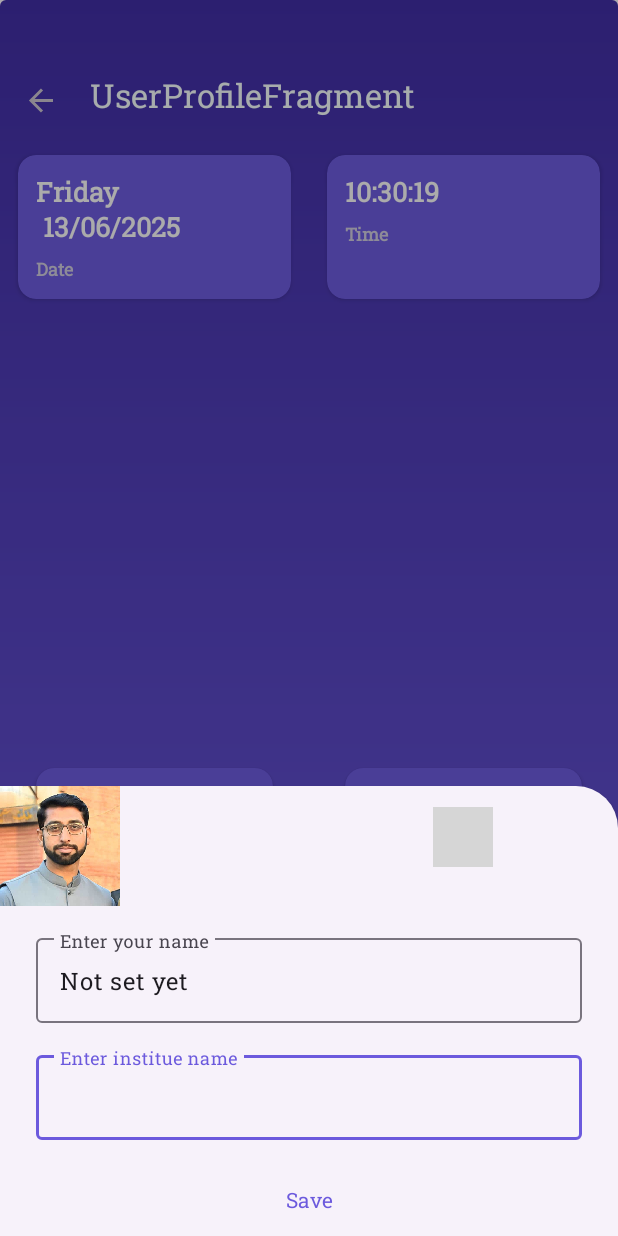
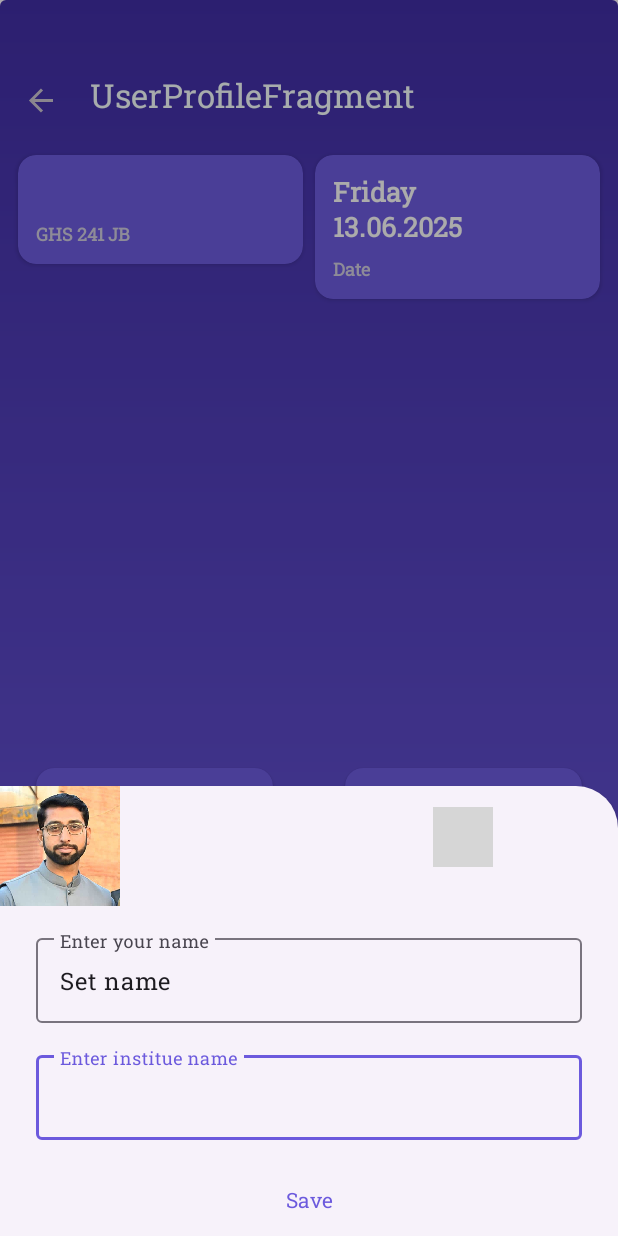
Before and after one commit to Aliimran2/Roll-Call, an Android app: the UserProfileFragment screen opened through its navigation route, on a phone screen of 412 x 824 dp. Run offline under Robolectric (Android 15) with nearby library versions, the light colour scheme and no system bars; our stand-ins replace Dagger/Hilt's generated code, navigation-ui; grey boxes are pictures that could not be loaded.

Commit message:
topCard setup

```diff
--- a/app/src/main/java/com/miassolutions/rollcall/ui/fragments/DashboardFragment.kt
+++ b/app/src/main/java/com/miassolutions/rollcall/ui/fragments/DashboardFragment.kt
@@ -3,6 +3,7 @@ package com.miassolutions.rollcall.ui.fragments
 import android.os.Bundle
 import android.view.View
 import androidx.fragment.app.Fragment
+import androidx.fragment.app.viewModels
 import androidx.navigation.fragment.findNavController
 import com.miassolutions.rollcall.R
 import com.miassolutions.rollcall.databinding.FragmentDashboardBinding
@@ -11,21 +12,23 @@ import com.miassolutions.rollcall.ui.adapters.DashboardAdapter
 import com.miassolutions.rollcall.ui.model.CommonListItem
 import com.miassolutions.rollcall.ui.model.Dashboard
 import com.miassolutions.rollcall.ui.model.TopCard
+import com.miassolutions.rollcall.ui.viewmodels.SettingsViewModel
 import com.miassolutions.rollcall.utils.getCurrentDateAndTime
-import com.miassolutions.rollcall.utils.showLongToast
-import com.miassolutions.rollcall.utils.showToast
 import com.miassolutions.rollcall.utils.toFormattedDate
+import dagger.hilt.android.AndroidEntryPoint
 
-
+@AndroidEntryPoint
 class DashboardFragment : Fragment(R.layout.fragment_dashboard) {
 
     private var _binding: FragmentDashboardBinding? = null
     private val binding get() = _binding!!
 
-    private lateinit var topCardAdapter: DashboardAdapter
+
+    private val settingsViewModel by viewModels<SettingsViewModel>()
+
     private lateinit var dashboardGridAdapter: DashboardAdapter
 
-    private val topCardItems = mutableListOf<CommonListItem>()
+
     private val dashboardItems = mutableListOf<CommonListItem>()
 
     override fun onViewCreated(view: View, savedInstanceState: Bundle?) {
@@ -34,17 +37,35 @@ class DashboardFragment : Fragment(R.layout.fragment_dashboard) {
 
         setupDashboardItems()
         setupRecyclerView()
+        setDateCard()
+        observeViewModel()
 
     }
 
+    private fun setDateCard() {
+        binding.dateCard.apply {
+            tvTitle.text = getCurrentDateAndTime().toFormattedDate("EEEE\ndd.MM.yyyy")
+            tvSubtitle.text = "Date"
+
+        }
+    }
+
+    private fun observeViewModel() {
+        settingsViewModel.userName.observe(viewLifecycleOwner) {
+            it?.let {
+                binding.userProfileCard.tvTitle.text = "Welcome!\n$it"
+            }
+            binding.userProfileCard.tvSubtitle.text = "GHS 241 JB" //todo
+        }
+    }
+
+
     private fun setupDashboardItems() {
-
-        topCardItems.clear()
         dashboardItems.clear()
-        topCardItems.apply {
-            add(TopCard(getCurrentDateAndTime().toFormattedDate("EEEE\n dd/MM/yyyy"), "Date"))
-            add(TopCard(getCurrentDateAndTime().toFormattedDate("hh:mm:ss"), "Time"))
-        }
+//        topCardItems.apply {
+//            add(TopCard(getCurrentDateAndTime().toFormattedDate("EEEE\ndd/MM/yyyy"), "Date"))
+//            add(TopCard(userName ?: "Set user name", userInstitute ?: "Set institute name"))
+//        }
 
         dashboardItems.apply {
             add(Dashboard(R.drawable.ic_attendances, "Attendance"))
@@ -53,27 +74,10 @@ class DashboardFragment : Fragment(R.layout.fragment_dashboard) {
             add(Dashboard(R.drawable.ic_settings, "Settings"))
 
         }
-
-
     }
 
     private fun setupRecyclerView() {
 
-        topCardAdapter = DashboardAdapter(topCardItems) { clickedItem ->
-
-            if (clickedItem is TopCard) {
-                showToast("Top Card clicked: ${clickedItem.title} (still unexpected if non-clickable)")
-            }
-        }
-        binding.rvTopCard.apply {
-
-            adapter = topCardAdapter
-            // You might want to add some item decoration for spacing in horizontal lists
-//             addItemDecoration(DividerItemDecoration(context, LinearLayoutManager.HORIZONTAL))
-        }
-
-
-        // 2. Setup the Dashboard Grid RecyclerView
         dashboardGridAdapter = DashboardAdapter(dashboardItems) { clickedItem ->
             when (clickedItem) {
                 is Dashboard -> {
@@ -92,7 +96,8 @@ class DashboardFragment : Fragment(R.layout.fragment_dashboard) {
 
                         "My Profile" -> {
 
-                            val action = DashboardFragmentDirections.actionDashboardFragmentToUserProfileFragment()
+                            val action =
+                                DashboardFragmentDirections.actionDashboardFragmentToUserProfileFragment()
                             findNavController().navigate(action)
 
 
@@ -105,10 +110,8 @@ class DashboardFragment : Fragment(R.layout.fragment_dashboard) {
                         }
                     }
 
-                    // Add navigation logic here, e.g.:
-                    // findNavController().navigate(R.id.action_dashboard_to_detailFragment, bundleOf("itemTitle" to clickedItem.title))
                 }
-                // No need for TopCard 'is' check here, as this adapter only receives Dashboard items.
+
             }
         }
         binding.rvDashboard.apply { // Reference the existing ID
--- a/app/src/main/java/com/miassolutions/rollcall/ui/fragments/UserProfileFragment.kt
+++ b/app/src/main/java/com/miassolutions/rollcall/ui/fragments/UserProfileFragment.kt
@@ -36,8 +36,8 @@ class UserProfileFragment : BottomSheetDialogFragment() {
         super.onViewCreated(view, savedInstanceState)
 
         collectLatestFlow {
-            viewModel.userName.collectLatest { userName ->
-                val name = userName ?: "Not set yet"
+            viewModel.userName.observe(viewLifecycleOwner) { userName ->
+                val name = userName ?: "Set name"
                 binding.etUserName.setText(name)
             }
         }
--- a/app/src/main/java/com/miassolutions/rollcall/ui/viewmodels/SettingsViewModel.kt
+++ b/app/src/main/java/com/miassolutions/rollcall/ui/viewmodels/SettingsViewModel.kt
@@ -1,6 +1,7 @@
 package com.miassolutions.rollcall.ui.viewmodels
 
 import androidx.lifecycle.ViewModel
+import androidx.lifecycle.asLiveData
 import androidx.lifecycle.viewModelScope
 import com.miassolutions.rollcall.data.datastore.UserPrefsManager
 import com.miassolutions.rollcall.data.repository.Repository
@@ -24,7 +25,7 @@ class SettingsViewModel @Inject constructor(
 
     val minDate = prefs.minDate.stateIn(viewModelScope, SharingStarted.WhileSubscribed(5000), null)
     val userName =
-        prefs.userName.stateIn(viewModelScope, SharingStarted.WhileSubscribed(5000), null)
+        prefs.userName.asLiveData()
 
     fun saveMinDate(timestamp: Long) {
         viewModelScope.launch {
--- a/app/src/main/res/layout/fragment_dashboard.xml
+++ b/app/src/main/res/layout/fragment_dashboard.xml
@@ -6,15 +6,31 @@
     android:layout_height="match_parent"
     android:orientation="vertical">
 
-
-    <androidx.recyclerview.widget.RecyclerView
-        android:id="@+id/rv_top_card"
+    <GridLayout
         android:layout_width="match_parent"
         android:layout_height="wrap_content"
-        app:layoutManager="androidx.recyclerview.widget.GridLayoutManager"
-        app:spanCount="2"
-        tools:itemCount="2"
-        tools:listitem="@layout/item_top_card" />
+        android:columnCount="2"
+
+        android:padding="8dp"
+        android:useDefaultMargins="true">
+
+        <include
+            android:id="@+id/user_profile_card"
+            layout="@layout/item_top_card"
+            android:layout_width="0dp"
+
+            android:layout_height="wrap_content"
+            android:layout_columnWeight="1" />
+
+        <include
+            android:id="@+id/date_card"
+            layout="@layout/item_top_card"
+            android:layout_width="0dp"
+
+            android:layout_height="wrap_content"
+            android:layout_columnWeight="1" />
+
+    </GridLayout>
 
 
     <androidx.recyclerview.widget.RecyclerView
```
